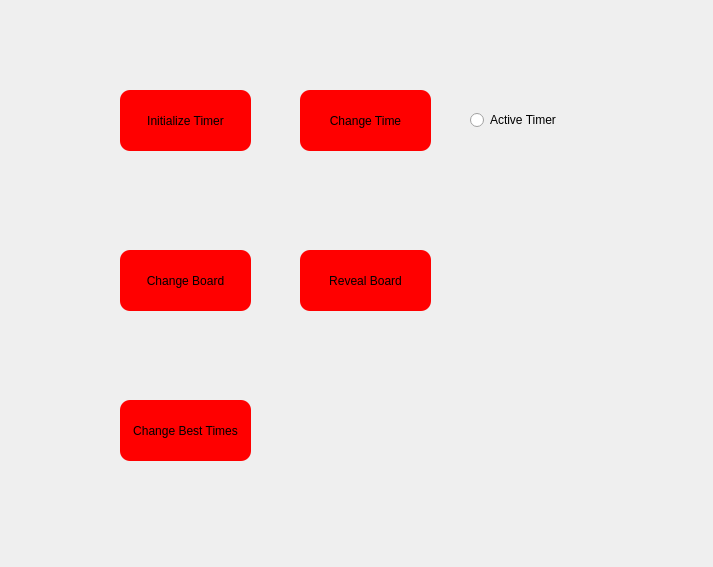
Old version of the form gui/cheats_widget.ui in the repository itaybiran/MinesweeperCheats-Client.
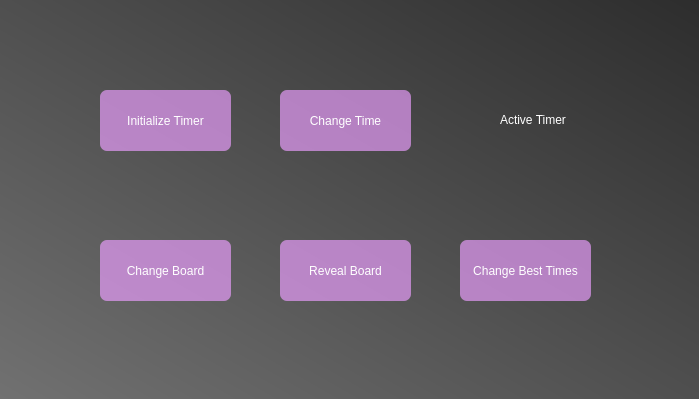
New version of the form.

Commit message: styled cheats screen

Patch:
```diff
--- a/gui/cheats_widget.ui
+++ b/gui/cheats_widget.ui
@@ -6,8 +6,8 @@
    <rect>
     <x>0</x>
     <y>0</y>
-    <width>713</width>
-    <height>567</height>
+    <width>699</width>
+    <height>399</height>
    </rect>
   </property>
   <property name="windowTitle">
@@ -16,17 +16,20 @@
   <widget class="QWidget" name="CheatsWidget" native="true">
    <property name="geometry">
     <rect>
-     <x>50</x>
-     <y>20</y>
-     <width>651</width>
-     <height>481</height>
+     <x>0</x>
+     <y>0</y>
+     <width>700</width>
+     <height>400</height>
     </rect>
    </property>
+   <property name="styleSheet">
+    <string notr="true">background:qlineargradient(spread:pad, x1:1, y1:0, x2:0, y2:1, stop:0 rgba(45, 45, 45, 255), stop:1 rgba(113, 113, 113, 255))</string>
+   </property>
    <widget class="QPushButton" name="InitializeTimerButton">
     <property name="geometry">
      <rect>
-      <x>70</x>
-      <y>70</y>
+      <x>100</x>
+      <y>90</y>
       <width>131</width>
       <height>61</height>
      </rect>
@@ -37,18 +40,18 @@
        <colorrole role="WindowText">
         <brush brushstyle="SolidPattern">
          <color alpha="255">
-          <red>0</red>
-          <green>0</green>
-          <blue>0</blue>
+          <red>255</red>
+          <green>255</green>
+          <blue>255</blue>
          </color>
         </brush>
        </colorrole>
        <colorrole role="Button">
         <brush brushstyle="SolidPattern">
-         <color alpha="255">
-          <red>255</red>
-          <green>0</green>
-          <blue>0</blue>
+         <color alpha="170">
+          <red>236</red>
+          <green>158</green>
+          <blue>255</blue>
          </color>
         </brush>
        </colorrole>
@@ -91,9 +94,9 @@
        <colorrole role="Text">
         <brush brushstyle="SolidPattern">
          <color alpha="255">
-          <red>0</red>
-          <green>0</green>
-          <blue>0</blue>
+          <red>255</red>
+          <green>255</green>
+          <blue>255</blue>
          </color>
         </brush>
        </colorrole>
@@ -109,27 +112,27 @@
        <colorrole role="ButtonText">
         <brush brushstyle="SolidPattern">
          <color alpha="255">
-          <red>0</red>
-          <green>0</green>
-          <blue>0</blue>
+          <red>255</red>
+          <green>255</green>
+          <blue>255</blue>
          </color>
         </brush>
        </colorrole>
        <colorrole role="Base">
         <brush brushstyle="SolidPattern">
-         <color alpha="255">
-          <red>255</red>
-          <green>0</green>
-          <blue>0</blue>
+         <color alpha="170">
+          <red>236</red>
+          <green>158</green>
+          <blue>255</blue>
          </color>
         </brush>
        </colorrole>
        <colorrole role="Window">
         <brush brushstyle="SolidPattern">
-         <color alpha="255">
-          <red>255</red>
-          <green>0</green>
-          <blue>0</blue>
+         <color alpha="170">
+          <red>236</red>
+          <green>158</green>
+          <blue>255</blue>
          </color>
         </brush>
        </colorrole>
@@ -183,18 +186,18 @@
        <colorrole role="WindowText">
         <brush brushstyle="SolidPattern">
          <color alpha="255">
-          <red>0</red>
-          <green>0</green>
-          <blue>0</blue>
+          <red>255</red>
+          <green>255</green>
+          <blue>255</blue>
          </color>
         </brush>
        </colorrole>
        <colorrole role="Button">
         <brush brushstyle="SolidPattern">
-         <color alpha="255">
-          <red>255</red>
-          <green>0</green>
-          <blue>0</blue>
+         <color alpha="170">
+          <red>236</red>
+          <green>158</green>
+          <blue>255</blue>
          </color>
         </brush>
        </colorrole>
@@ -237,9 +240,9 @@
        <colorrole role="Text">
         <brush brushstyle="SolidPattern">
          <color alpha="255">
-          <red>0</red>
-          <green>0</green>
-          <blue>0</blue>
+          <red>255</red>
+          <green>255</green>
+          <blue>255</blue>
          </color>
         </brush>
        </colorrole>
@@ -255,27 +258,27 @@
        <colorrole role="ButtonText">
         <brush brushstyle="SolidPattern">
          <color alpha="255">
-          <red>0</red>
-          <green>0</green>
-          <blue>0</blue>
+          <red>255</red>
+          <green>255</green>
+          <blue>255</blue>
          </color>
         </brush>
        </colorrole>
        <colorrole role="Base">
         <brush brushstyle="SolidPattern">
-         <color alpha="255">
-          <red>255</red>
-          <green>0</green>
-          <blue>0</blue>
+         <color alpha="170">
+          <red>236</red>
+          <green>158</green>
+          <blue>255</blue>
          </color>
         </brush>
        </colorrole>
        <colorrole role="Window">
         <brush brushstyle="SolidPattern">
-         <color alpha="255">
-          <red>255</red>
-          <green>0</green>
-          <blue>0</blue>
+         <color alpha="170">
+          <red>236</red>
+          <green>158</green>
+          <blue>255</blue>
          </color>
         </brush>
        </colorrole>
@@ -329,18 +332,18 @@
        <colorrole role="WindowText">
         <brush brushstyle="SolidPattern">
          <color alpha="255">
-          <red>53</red>
-          <green>83</green>
-          <blue>127</blue>
+          <red>255</red>
+          <green>255</green>
+          <blue>255</blue>
          </color>
         </brush>
        </colorrole>
        <colorrole role="Button">
         <brush brushstyle="SolidPattern">
-         <color alpha="255">
-          <red>255</red>
-          <green>0</green>
-          <blue>0</blue>
+         <color alpha="170">
+          <red>236</red>
+          <green>158</green>
+          <blue>255</blue>
          </color>
         </brush>
        </colorrole>
@@ -383,9 +386,9 @@
        <colorrole role="Text">
         <brush brushstyle="SolidPattern">
          <color alpha="255">
-          <red>53</red>
-          <green>83</green>
-          <blue>127</blue>
+          <red>255</red>
+          <green>255</green>
+          <blue>255</blue>
          </color>
         </brush>
        </colorrole>
@@ -401,27 +404,27 @@
        <colorrole role="ButtonText">
         <brush brushstyle="SolidPattern">
          <color alpha="255">
-          <red>53</red>
-          <green>83</green>
-          <blue>127</blue>
+          <red>255</red>
+          <green>255</green>
+          <blue>255</blue>
          </color>
         </brush>
        </colorrole>
        <colorrole role="Base">
         <brush brushstyle="SolidPattern">
-         <color alpha="255">
-          <red>255</red>
-          <green>0</green>
-          <blue>0</blue>
+         <color alpha="170">
+          <red>236</red>
+          <green>158</green>
+          <blue>255</blue>
          </color>
         </brush>
        </colorrole>
        <colorrole role="Window">
         <brush brushstyle="SolidPattern">
-         <color alpha="255">
-          <red>255</red>
-          <green>0</green>
-          <blue>0</blue>
+         <color alpha="170">
+          <red>236</red>
+          <green>158</green>
+          <blue>255</blue>
          </color>
         </brush>
        </colorrole>
@@ -477,8 +480,9 @@
      <cursorShape>ClosedHandCursor</cursorShape>
     </property>
     <property name="styleSheet">
-     <string notr="true">background-color:red;
-border-radius:10px;
+     <string notr="true">background-color:rgba(236, 158, 255, 170);
+border-radius:7px;
+color: white;
 </string>
     </property>
     <property name="text">
@@ -488,8 +492,8 @@
    <widget class="QPushButton" name="ChangeTimeButton">
     <property name="geometry">
      <rect>
-      <x>250</x>
-      <y>70</y>
+      <x>280</x>
+      <y>90</y>
       <width>131</width>
       <height>61</height>
      </rect>
@@ -500,18 +504,18 @@
        <colorrole role="WindowText">
         <brush brushstyle="SolidPattern">
          <color alpha="255">
-          <red>0</red>
-          <green>0</green>
-          <blue>0</blue>
+          <red>255</red>
+          <green>255</green>
+          <blue>255</blue>
          </color>
         </brush>
        </colorrole>
        <colorrole role="Button">
         <brush brushstyle="SolidPattern">
-         <color alpha="255">
-          <red>255</red>
-          <green>0</green>
-          <blue>0</blue>
+         <color alpha="170">
+          <red>236</red>
+          <green>158</green>
+          <blue>255</blue>
          </color>
         </brush>
        </colorrole>
@@ -554,9 +558,9 @@
        <colorrole role="Text">
         <brush brushstyle="SolidPattern">
          <color alpha="255">
-          <red>0</red>
-          <green>0</green>
-          <blue>0</blue>
+          <red>255</red>
+          <green>255</green>
+          <blue>255</blue>
          </color>
         </brush>
        </colorrole>
@@ -572,27 +576,27 @@
        <colorrole role="ButtonText">
         <brush brushstyle="SolidPattern">
          <color alpha="255">
-          <red>0</red>
-          <green>0</green>
-          <blue>0</blue>
+          <red>255</red>
+          <green>255</green>
+          <blue>255</blue>
          </color>
         </brush>
        </colorrole>
        <colorrole role="Base">
         <brush brushstyle="SolidPattern">
-         <color alpha="255">
-          <red>255</red>
-          <green>0</green>
-          <blue>0</blue>
+         <color alpha="170">
+          <red>236</red>
+          <green>158</green>
+          <blue>255</blue>
          </color>
         </brush>
        </colorrole>
        <colorrole role="Window">
         <brush brushstyle="SolidPattern">
-         <color alpha="255">
-          <red>255</red>
-          <green>0</green>
-          <blue>0</blue>
+         <color alpha="170">
+          <red>236</red>
+          <green>158</green>
+          <blue>255</blue>
          </color>
         </brush>
        </colorrole>
@@ -646,18 +650,18 @@
        <colorrole role="WindowText">
         <brush brushstyle="SolidPattern">
          <color alpha="255">
-          <red>0</red>
-          <green>0</green>
-          <blue>0</blue>
+          <red>255</red>
+          <green>255</green>
+          <blue>255</blue>
          </color>
         </brush>
        </colorrole>
        <colorrole role="Button">
         <brush brushstyle="SolidPattern">
-         <color alpha="255">
-          <red>255</red>
-          <green>0</green>
-          <blue>0</blue>
+         <color alpha="170">
+          <red>236</red>
+          <green>158</green>
+          <blue>255</blue>
          </color>
         </brush>
        </colorrole>
@@ -700,9 +704,9 @@
        <colorrole role="Text">
         <brush brushstyle="SolidPattern">
          <color alpha="255">
-          <red>0</red>
-          <green>0</green>
-          <blue>0</blue>
+          <red>255</red>
+          <green>255</green>
+          <blue>255</blue>
          </color>
         </brush>
        </colorrole>
@@ -718,27 +722,27 @@
        <colorrole role="ButtonText">
         <brush brushstyle="SolidPattern">
          <color alpha="255">
-          <red>0</red>
-          <green>0</green>
-          <blue>0</blue>
+          <red>255</red>
+          <green>255</green>
+          <blue>255</blue>
          </color>
         </brush>
        </colorrole>
        <colorrole role="Base">
         <brush brushstyle="SolidPattern">
-         <color alpha="255">
-          <red>255</red>
-          <green>0</green>
-          <blue>0</blue>
+         <color alpha="170">
+          <red>236</red>
+          <green>158</green>
+          <blue>255</blue>
          </color>
         </brush>
        </colorrole>
        <colorrole role="Window">
         <brush brushstyle="SolidPattern">
-         <color alpha="255">
-          <red>255</red>
-          <green>0</green>
-          <blue>0</blue>
+         <color alpha="170">
+          <red>236</red>
+          <green>158</green>
+          <blue>255</blue>
          </color>
         </brush>
        </colorrole>
@@ -792,18 +796,18 @@
        <colorrole role="WindowText">
         <brush brushstyle="SolidPattern">
          <color alpha="255">
-          <red>53</red>
-          <green>83</green>
-          <blue>127</blue>
+          <red>255</red>
+          <green>255</green>
+          <blue>255</blue>
          </color>
         </brush>
        </colorrole>
        <colorrole role="Button">
         <brush brushstyle="SolidPattern">
-         <color alpha="255">
-          <red>255</red>
-          <green>0</green>
-          <blue>0</blue>
+         <color alpha="170">
+          <red>236</red>
+          <green>158</green>
+          <blue>255</blue>
          </color>
         </brush>
        </colorrole>
@@ -846,9 +850,9 @@
        <colorrole role="Text">
         <brush brushstyle="SolidPattern">
          <color alpha="255">
-          <red>53</red>
-          <green>83</green>
-          <blue>127</blue>
+          <red>255</red>
+          <green>255</green>
+          <blue>255</blue>
          </color>
         </brush>
        </colorrole>
@@ -864,27 +868,27 @@
        <colorrole role="ButtonText">
         <brush brushstyle="SolidPattern">
          <color alpha="255">
-          <red>53</red>
-          <green>83</green>
-          <blue>127</blue>
+          <red>255</red>
+          <green>255</green>
+          <blue>255</blue>
          </color>
         </brush>
        </colorrole>
        <colorrole role="Base">
         <brush brushstyle="SolidPattern">
-         <color alpha="255">
-          <red>255</red>
-          <green>0</green>
-          <blue>0</blue>
+         <color alpha="170">
+          <red>236</red>
+          <green>158</green>
+          <blue>255</blue>
          </color>
         </brush>
        </colorrole>
        <colorrole role="Window">
         <brush brushstyle="SolidPattern">
-         <color alpha="255">
-          <red>255</red>
-          <green>0</green>
-          <blue>0</blue>
+         <color alpha="170">
+          <red>236</red>
+          <green>158</green>
+          <blue>255</blue>
          </color>
         </brush>
        </colorrole>
@@ -940,9 +944,9 @@
      <cursorShape>ClosedHandCursor</cursorShape>
     </property>
     <property name="styleSheet">
-     <string notr="true">background-color:red;
-border-radius:10px;
-</string>
+     <string notr="true">background-color:rgba(236, 158, 255, 170);
+border-radius:7px;
+color: white;</string>
     </property>
     <property name="text">
      <string>Change Time</string>
@@ -951,8 +955,8 @@
    <widget class="QPushButton" name="ChangeBestTimes">
     <property name="geometry">
      <rect>
-      <x>70</x>
-      <y>380</y>
+      <x>460</x>
+      <y>240</y>
       <width>131</width>
       <height>61</height>
      </rect>
@@ -963,18 +967,18 @@
        <colorrole role="WindowText">
         <brush brushstyle="SolidPattern">
          <color alpha="255">
-          <red>0</red>
-          <green>0</green>
-          <blue>0</blue>
+          <red>255</red>
+          <green>255</green>
+          <blue>255</blue>
          </color>
         </brush>
        </colorrole>
        <colorrole role="Button">
         <brush brushstyle="SolidPattern">
-         <color alpha="255">
-          <red>255</red>
-          <green>0</green>
-          <blue>0</blue>
+         <color alpha="170">
+          <red>236</red>
+          <green>158</green>
+          <blue>255</blue>
          </color>
         </brush>
        </colorrole>
@@ -1017,9 +1021,9 @@
        <colorrole role="Text">
         <brush brushstyle="SolidPattern">
          <color alpha="255">
-          <red>0</red>
-          <green>0</green>
-          <blue>0</blue>
+          <red>255</red>
+          <green>255</green>
+          <blue>255</blue>
          </color>
         </brush>
        </colorrole>
@@ -1035,27 +1039,27 @@
        <colorrole role="ButtonText">
         <brush brushstyle="SolidPattern">
          <color alpha="255">
-          <red>0</red>
-          <green>0</green>
-          <blue>0</blue>
+          <red>255</red>
+          <green>255</green>
+          <blue>255</blue>
          </color>
         </brush>
        </colorrole>
        <colorrole role="Base">
         <brush brushstyle="SolidPattern">
-         <color alpha="255">
-          <red>255</red>
-          <green>0</green>
-          <blue>0</blue>
+         <color alpha="170">
+          <red>236</red>
+          <green>158</green>
+          <blue>255</blue>
          </color>
         </brush>
        </colorrole>
        <colorrole role="Window">
         <brush brushstyle="SolidPattern">
-         <color alpha="255">
-          <red>255</red>
-          <green>0</green>
-          <blue>0</blue>
+         <color alpha="170">
+          <red>236</red>
+          <green>158</green>
+          <blue>255</blue>
          </color>
         </brush>
        </colorrole>
@@ -1109,18 +1113,18 @@
        <colorrole role="WindowText">
         <brush brushstyle="SolidPattern">
          <color alpha="255">
-          <red>0</red>
-          <green>0</green>
-          <blue>0</blue>
+          <red>255</red>
+          <green>255</green>
+          <blue>255</blue>
          </color>
         </brush>
        </colorrole>
        <colorrole role="Button">
         <brush brushstyle="SolidPattern">
-         <color alpha="255">
-          <red>255</red>
-          <green>0</green>
-          <blue>0</blue>
+         <color alpha="170">
+          <red>236</red>
+          <green>158</green>
+          <blue>255</blue>
          </color>
         </brush>
        </colorrole>
@@ -1163,9 +1167,9 @@
        <colorrole role="Text">
         <brush brushstyle="SolidPattern">
          <color alpha="255">
-          <red>0</red>
-          <green>0</green>
-          <blue>0</blue>
+          <red>255</red>
+          <green>255</green>
+          <blue>255</blue>
          </color>
         </brush>
        </colorrole>
@@ -1181,27 +1185,27 @@
        <colorrole role="ButtonText">
         <brush brushstyle="SolidPattern">
          <color alpha="255">
-          <red>0</red>
-          <green>0</green>
-          <blue>0</blue>
+          <red>255</red>
+          <green>255</green>
+          <blue>255</blue>
          </color>
         </brush>
        </colorrole>
        <colorrole role="Base">
         <brush brushstyle="SolidPattern">
-         <color alpha="255">
-          <red>255</red>
-          <green>0</green>
-          <blue>0</blue>
+         <color alpha="170">
+          <red>236</red>
+          <green>158</green>
+          <blue>255</blue>
          </color>
         </brush>
        </colorrole>
        <colorrole role="Window">
         <brush brushstyle="SolidPattern">
-         <color alpha="255">
-          <red>255</red>
-          <green>0</green>
-          <blue>0</blue>
+         <color alpha="170">
+          <red>236</red>
+          <green>158</green>
+          <blue>255</blue>
          </color>
         </brush>
        </colorrole>
@@ -1255,18 +1259,18 @@
        <colorrole role="WindowText">
         <brush brushstyle="SolidPattern">
          <color alpha="255">
-          <red>53</red>
-          <green>83</green>
-          <blue>127</blue>
+          <red>255</red>
+          <green>255</green>
+          <blue>255</blue>
          </color>
         </brush>
        </colorrole>
        <colorrole role="Button">
         <brush brushstyle="SolidPattern">
-         <color alpha="255">
-          <red>255</red>
-          <green>0</green>
-          <blue>0</blue>
+         <color alpha="170">
+          <red>236</red>
+          <green>158</green>
+          <blue>255</blue>
          </color>
         </brush>
        </colorrole>
@@ -1309,9 +1313,9 @@
        <colorrole role="Text">
         <brush brushstyle="SolidPattern">
          <color alpha="255">
-          <red>53</red>
-          <green>83</green>
-          <blue>127</blue>
+          <red>255</red>
+          <green>255</green>
+          <blue>255</blue>
          </color>
         </brush>
        </colorrole>
@@ -1327,27 +1331,27 @@
        <colorrole role="ButtonText">
         <brush brushstyle="SolidPattern">
          <color alpha="255">
-          <red>53</red>
-          <green>83</green>
-          <blue>127</blue>
+          <red>255</red>
+          <green>255</green>
+          <blue>255</blue>
          </color>
         </brush>
        </colorrole>
        <colorrole role="Base">
         <brush brushstyle="SolidPattern">
-         <color alpha="255">
-          <red>255</red>
-          <green>0</green>
-          <blue>0</blue>
+         <color alpha="170">
+          <red>236</red>
+          <green>158</green>
+          <blue>255</blue>
          </color>
         </brush>
        </colorrole>
        <colorrole role="Window">
         <brush brushstyle="SolidPattern">
-         <color alpha="255">
-          <red>255</red>
-          <green>0</green>
-          <blue>0</blue>
+         <color alpha="170">
+          <red>236</red>
+          <green>158</green>
+          <blue>255</blue>
          </color>
         </brush>
        </colorrole>
@@ -1403,9 +1407,9 @@
      <cursorShape>ClosedHandCursor</cursorShape>
     </property>
     <property name="styleSheet">
-     <string notr="true">background-color:red;
-border-radius:10px;
-</string>
+     <string notr="true">background-color:rgba(236, 158, 255, 170);
+border-radius:7px;
+color: white;</string>
     </property>
     <property name="text">
      <string>Change Best Times</string>
@@ -1414,8 +1418,8 @@
    <widget class="QRadioButton" name="ActiveTimerButton">
     <property name="geometry">
      <rect>
-      <x>420</x>
-      <y>90</y>
+      <x>480</x>
+      <y>110</y>
       <width>95</width>
       <height>20</height>
      </rect>
@@ -1423,6 +1427,10 @@
     <property name="cursor">
      <cursorShape>ClosedHandCursor</cursorShape>
     </property>
+    <property name="styleSheet">
+     <string notr="true">color:white;
+background:rgba(0,0,0,0);</string>
+    </property>
     <property name="text">
      <string>Active Timer</string>
     </property>
@@ -1430,8 +1438,8 @@
    <widget class="QPushButton" name="RevealBoardButton">
     <property name="geometry">
      <rect>
-      <x>250</x>
-      <y>230</y>
+      <x>280</x>
+      <y>240</y>
       <width>131</width>
       <height>61</height>
      </rect>
@@ -1442,18 +1450,18 @@
        <colorrole role="WindowText">
         <brush brushstyle="SolidPattern">
          <color alpha="255">
-          <red>0</red>
-          <green>0</green>
-          <blue>0</blue>
+          <red>255</red>
+          <green>255</green>
+          <blue>255</blue>
          </color>
         </brush>
        </colorrole>
        <colorrole role="Button">
         <brush brushstyle="SolidPattern">
-         <color alpha="255">
-          <red>255</red>
-          <green>0</green>
-          <blue>0</blue>
+         <color alpha="170">
+          <red>236</red>
+          <green>158</green>
+          <blue>255</blue>
          </color>
         </brush>
        </colorrole>
@@ -1496,9 +1504,9 @@
        <colorrole role="Text">
         <brush brushstyle="SolidPattern">
          <color alpha="255">
-          <red>0</red>
-          <green>0</green>
-          <blue>0</blue>
+          <red>255</red>
+          <green>255</green>
+          <blue>255</blue>
          </color>
         </brush>
        </colorrole>
@@ -1514,27 +1522,27 @@
        <colorrole role="ButtonText">
         <brush brushstyle="SolidPattern">
          <color alpha="255">
-          <red>0</red>
-          <green>0</green>
-          <blue>0</blue>
+          <red>255</red>
+          <green>255</green>
+          <blue>255</blue>
          </color>
         </brush>
        </colorrole>
        <colorrole role="Base">
         <brush brushstyle="SolidPattern">
-         <color alpha="255">
-          <red>255</red>
-          <green>0</green>
-          <blue>0</blue>
+         <color alpha="170">
+          <red>236</red>
+          <green>158</green>
+          <blue>255</blue>
          </color>
         </brush>
        </colorrole>
        <colorrole role="Window">
         <brush brushstyle="SolidPattern">
-         <color alpha="255">
-          <red>255</red>
-          <green>0</green>
-          <blue>0</blue>
+         <color alpha="170">
+          <red>236</red>
+          <green>158</green>
+          <blue>255</blue>
          </color>
         </brush>
        </colorrole>
@@ -1588,18 +1596,18 @@
        <colorrole role="WindowText">
         <brush brushstyle="SolidPattern">
          <color alpha="255">
-          <red>0</red>
-          <green>0</green>
-          <blue>0</blue>
+          <red>255</red>
+          <green>255</green>
+          <blue>255</blue>
          </color>
         </brush>
        </colorrole>
        <colorrole role="Button">
         <brush brushstyle="SolidPattern">
-         <color alpha="255">
-          <red>255</red>
-          <green>0</green>
-          <blue>0</blue>
+         <color alpha="170">
+          <red>236</red>
+          <green>158</green>
+          <blue>255</blue>
          </color>
         </brush>
        </colorrole>
@@ -1642,9 +1650,9 @@
        <colorrole role="Text">
         <brush brushstyle="SolidPattern">
          <color alpha="255">
-          <red>0</red>
-          <green>0</green>
-          <blue>0</blue>
+          <red>255</red>
+          <green>255</green>
+          <blue>255</blue>
          </color>
         </brush>
        </colorrole>
@@ -1660,27 +1668,27 @@
        <colorrole role="ButtonText">
         <brush brushstyle="SolidPattern">
          <color alpha="255">
-          <red>0</red>
-          <green>0</green>
-          <blue>0</blue>
+          <red>255</red>
+          <green>255</green>
+          <blue>255</blue>
          </color>
         </brush>
        </colorrole>
        <colorrole role="Base">
         <brush brushstyle="SolidPattern">
-         <color alpha="255">
-          <red>255</red>
-          <green>0</green>
-          <blue>0</blue>
+         <color alpha="170">
+          <red>236</red>
+          <green>158</green>
+          <blue>255</blue>
          </color>
         </brush>
        </colorrole>
        <colorrole role="Window">
         <brush brushstyle="SolidPattern">
-         <color alpha="255">
-          <red>255</red>
-          <green>0</green>
-          <blue>0</blue>
+         <color alpha="170">
+          <red>236</red>
+          <green>158</green>
+          <blue>255</blue>
          </color>
         </brush>
        </colorrole>
@@ -1734,18 +1742,18 @@
        <colorrole role="WindowText">
         <brush brushstyle="SolidPattern">
          <color alpha="255">
-          <red>53</red>
-          <green>83</green>
-          <blue>127</blue>
+          <red>255</red>
+          <green>255</green>
+          <blue>255</blue>
          </color>
         </brush>
        </colorrole>
        <colorrole role="Button">
         <brush brushstyle="SolidPattern">
-         <color alpha="255">
-          <red>255</red>
-          <green>0</green>
-          <blue>0</blue>
+         <color alpha="170">
+          <red>236</red>
+          <green>158</green>
+          <blue>255</blue>
          </color>
         </brush>
        </colorrole>
@@ -1788,9 +1796,9 @@
        <colorrole role="Text">
         <brush brushstyle="SolidPattern">
          <color alpha="255">
-          <red>53</red>
-          <green>83</green>
-          <blue>127</blue>
+          <red>255</red>
+          <green>255</green>
+          <blue>255</blue>
          </color>
         </brush>
        </colorrole>
@@ -1806,27 +1814,27 @@
        <colorrole role="ButtonText">
         <brush brushstyle="SolidPattern">
          <color alpha="255">
-          <red>53</red>
-          <green>83</green>
-          <blue>127</blue>
+          <red>255</red>
+          <green>255</green>
+          <blue>255</blue>
          </color>
         </brush>
        </colorrole>
        <colorrole role="Base">
         <brush brushstyle="SolidPattern">
-         <color alpha="255">
-          <red>255</red>
-          <green>0</green>
-          <blue>0</blue>
+         <color alpha="170">
+          <red>236</red>
+          <green>158</green>
+          <blue>255</blue>
          </color>
         </brush>
        </colorrole>
        <colorrole role="Window">
         <brush brushstyle="SolidPattern">
-         <color alpha="255">
-          <red>255</red>
-          <green>0</green>
-          <blue>0</blue>
+         <color alpha="170">
+          <red>236</red>
+          <green>158</green>
+          <blue>255</blue>
          </color>
         </brush>
        </colorrole>
@@ -1882,8 +1890,10 @@
      <cursorShape>ClosedHandCursor</cursorShape>
     </property>
     <property name="styleSheet">
-     <string notr="true">background-color:red;
-border-radius:10px;
+     <string notr="true">background-color:rgba(236, 158, 255, 170);
+border-radius:7px;
+color: white;
+
 </string>
     </property>
     <property name="text">
@@ -1893,8 +1903,8 @@
    <widget class="QPushButton" name="RevealBoardButton_2">
     <property name="geometry">
      <rect>
-      <x>70</x>
-      <y>230</y>
+      <x>100</x>
+      <y>240</y>
       <width>131</width>
       <height>61</height>
      </rect>
@@ -1905,18 +1915,18 @@
        <colorrole role="WindowText">
         <brush brushstyle="SolidPattern">
          <color alpha="255">
-          <red>0</red>
-          <green>0</green>
-          <blue>0</blue>
+          <red>255</red>
+          <green>255</green>
+          <blue>255</blue>
          </color>
         </brush>
        </colorrole>
        <colorrole role="Button">
         <brush brushstyle="SolidPattern">
-         <color alpha="255">
-          <red>255</red>
-          <green>0</green>
-          <blue>0</blue>
+         <color alpha="170">
+          <red>236</red>
+          <green>158</green>
+          <blue>255</blue>
          </color>
         </brush>
        </colorrole>
@@ -1959,9 +1969,9 @@
        <colorrole role="Text">
         <brush brushstyle="SolidPattern">
          <color alpha="255">
-          <red>0</red>
-          <green>0</green>
-          <blue>0</blue>
+          <red>255</red>
+          <green>255</green>
+          <blue>255</blue>
          </color>
         </brush>
        </colorrole>
@@ -1977,27 +1987,27 @@
        <colorrole role="ButtonText">
         <brush brushstyle="SolidPattern">
          <color alpha="255">
-          <red>0</red>
-          <green>0</green>
-          <blue>0</blue>
+          <red>255</red>
+          <green>255</green>
+          <blue>255</blue>
          </color>
         </brush>
        </colorrole>
        <colorrole role="Base">
         <brush brushstyle="SolidPattern">
-         <color alpha="255">
-          <red>255</red>
-          <green>0</green>
-          <blue>0</blue>
+         <color alpha="170">
+          <red>236</red>
+          <green>158</green>
+          <blue>255</blue>
          </color>
         </brush>
        </colorrole>
        <colorrole role="Window">
         <brush brushstyle="SolidPattern">
-         <color alpha="255">
-          <red>255</red>
-          <green>0</green>
-          <blue>0</blue>
+         <color alpha="170">
+          <red>236</red>
+          <green>158</green>
+          <blue>255</blue>
          </color>
         </brush>
        </colorrole>
@@ -2051,18 +2061,18 @@
        <colorrole role="WindowText">
         <brush brushstyle="SolidPattern">
          <color alpha="255">
-          <red>0</red>
-          <green>0</green>
-          <blue>0</blue>
+          <red>255</red>
+          <green>255</green>
+          <blue>255</blue>
          </color>
         </brush>
        </colorrole>
        <colorrole role="Button">
         <brush brushstyle="SolidPattern">
-         <color alpha="255">
-          <red>255</red>
-          <green>0</green>
-          <blue>0</blue>
+         <color alpha="170">
+          <red>236</red>
+          <green>158</green>
+          <blue>255</blue>
          </color>
         </brush>
        </colorrole>
@@ -2105,9 +2115,9 @@
        <colorrole role="Text">
         <brush brushstyle="SolidPattern">
          <color alpha="255">
-          <red>0</red>
-          <green>0</green>
-          <blue>0</blue>
+          <red>255</red>
+          <green>255</green>
+          <blue>255</blue>
          </color>
         </brush>
        </colorrole>
@@ -2123,27 +2133,27 @@
        <colorrole role="ButtonText">
         <brush brushstyle="SolidPattern">
          <color alpha="255">
-          <red>0</red>
-          <green>0</green>
-          <blue>0</blue>
+          <red>255</red>
+          <green>255</green>
+          <blue>255</blue>
          </color>
         </brush>
        </colorrole>
        <colorrole role="Base">
         <brush brushstyle="SolidPattern">
-         <color alpha="255">
-          <red>255</red>
-          <green>0</green>
-          <blue>0</blue>
+         <color alpha="170">
+          <red>236</red>
+          <green>158</green>
+          <blue>255</blue>
          </color>
         </brush>
        </colorrole>
        <colorrole role="Window">
         <brush brushstyle="SolidPattern">
-         <color alpha="255">
-          <red>255</red>
-          <green>0</green>
-          <blue>0</blue>
+         <color alpha="170">
+          <red>236</red>
+          <green>158</green>
+          <blue>255</blue>
          </color>
         </brush>
        </colorrole>
@@ -2197,18 +2207,18 @@
        <colorrole role="WindowText">
         <brush brushstyle="SolidPattern">
          <color alpha="255">
-          <red>53</red>
-          <green>83</green>
-          <blue>127</blue>
+          <red>255</red>
+          <green>255</green>
+          <blue>255</blue>
          </color>
         </brush>
        </colorrole>
        <colorrole role="Button">
         <brush brushstyle="SolidPattern">
-         <color alpha="255">
-          <red>255</red>
-          <green>0</green>
-          <blue>0</blue>
+         <color alpha="170">
+          <red>236</red>
+          <green>158</green>
+          <blue>255</blue>
          </color>
         </brush>
        </colorrole>
@@ -2251,9 +2261,9 @@
        <colorrole role="Text">
         <brush brushstyle="SolidPattern">
          <color alpha="255">
-          <red>53</red>
-          <green>83</green>
-          <blue>127</blue>
+          <red>255</red>
+          <green>255</green>
+          <blue>255</blue>
          </color>
         </brush>
        </colorrole>
@@ -2269,27 +2279,27 @@
        <colorrole role="ButtonText">
         <brush brushstyle="SolidPattern">
          <color alpha="255">
-          <red>53</red>
-          <green>83</green>
-          <blue>127</blue>
+          <red>255</red>
+          <green>255</green>
+          <blue>255</blue>
          </color>
         </brush>
        </colorrole>
        <colorrole role="Base">
         <brush brushstyle="SolidPattern">
-         <color alpha="255">
-          <red>255</red>
-          <green>0</green>
-          <blue>0</blue>
+         <color alpha="170">
+          <red>236</red>
+          <green>158</green>
+          <blue>255</blue>
          </color>
         </brush>
        </colorrole>
        <colorrole role="Window">
         <brush brushstyle="SolidPattern">
-         <color alpha="255">
-          <red>255</red>
-          <green>0</green>
-          <blue>0</blue>
+         <color alpha="170">
+          <red>236</red>
+          <green>158</green>
+          <blue>255</blue>
          </color>
         </brush>
        </colorrole>
@@ -2345,9 +2355,9 @@
      <cursorShape>ClosedHandCursor</cursorShape>
     </property>
     <property name="styleSheet">
-     <string notr="true">background-color:red;
-border-radius:10px;
-</string>
+     <string notr="true">background-color:rgba(236, 158, 255, 170);
+border-radius:7px;
+color: white;</string>
     </property>
     <property name="text">
      <string>Change Board</string>
```
The commit also changes 1 other file.
